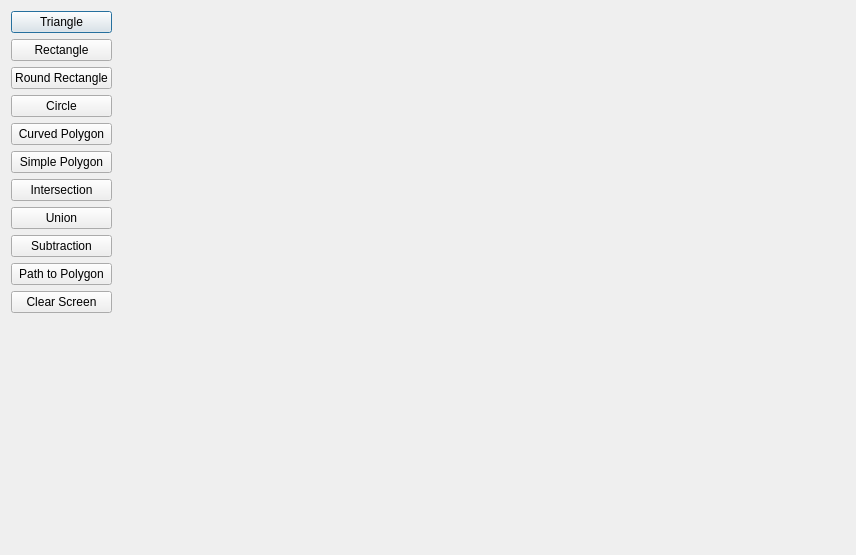
Radicas/Crane, file res/ui/qtlaboratory.ui: the form before one commit.
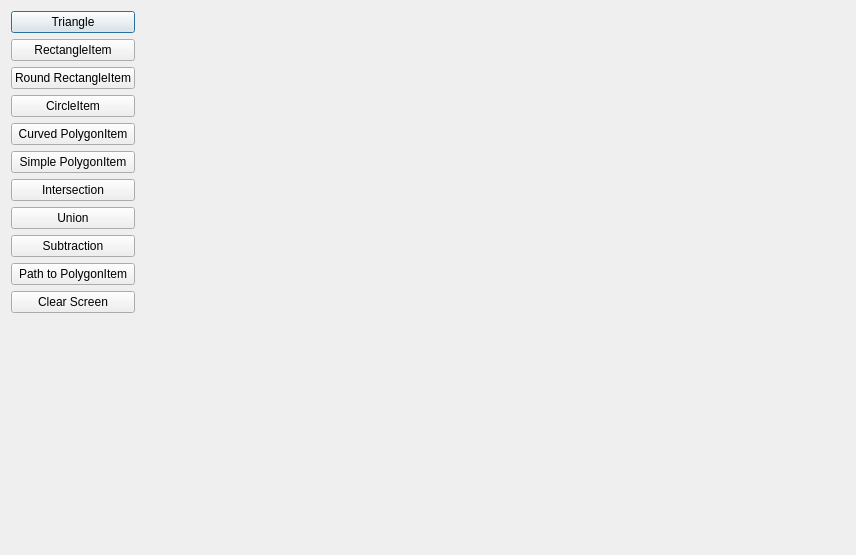
The form after the commit.

```diff
--- a/res/ui/qtlaboratory.ui
+++ b/res/ui/qtlaboratory.ui
@@ -26,7 +26,7 @@
      <item>
       <widget class="QPushButton" name="rectBtn">
        <property name="text">
-        <string>Rectangle</string>
+        <string>RectangleItem</string>
        </property>
        <property name="autoDefault">
         <bool>false</bool>
@@ -36,7 +36,7 @@
      <item>
       <widget class="QPushButton" name="roundRectBtn">
        <property name="text">
-        <string>Round Rectangle</string>
+        <string>Round RectangleItem</string>
        </property>
        <property name="autoDefault">
         <bool>false</bool>
@@ -46,7 +46,7 @@
      <item>
       <widget class="QPushButton" name="circleBtn">
        <property name="text">
-        <string>Circle</string>
+        <string>CircleItem</string>
        </property>
        <property name="autoDefault">
         <bool>false</bool>
@@ -56,7 +56,7 @@
      <item>
       <widget class="QPushButton" name="curvedPolygonBtn">
        <property name="text">
-        <string>Curved Polygon</string>
+        <string>Curved PolygonItem</string>
        </property>
        <property name="autoDefault">
         <bool>false</bool>
@@ -66,7 +66,7 @@
      <item>
       <widget class="QPushButton" name="simplePolygonBtn">
        <property name="text">
-        <string>Simple Polygon</string>
+        <string>Simple PolygonItem</string>
        </property>
       </widget>
      </item>
@@ -100,7 +100,7 @@
      <item>
       <widget class="QPushButton" name="pathToPolygonBtn">
        <property name="text">
-        <string>Path to Polygon</string>
+        <string>Path to PolygonItem</string>
        </property>
       </widget>
      </item>
```
